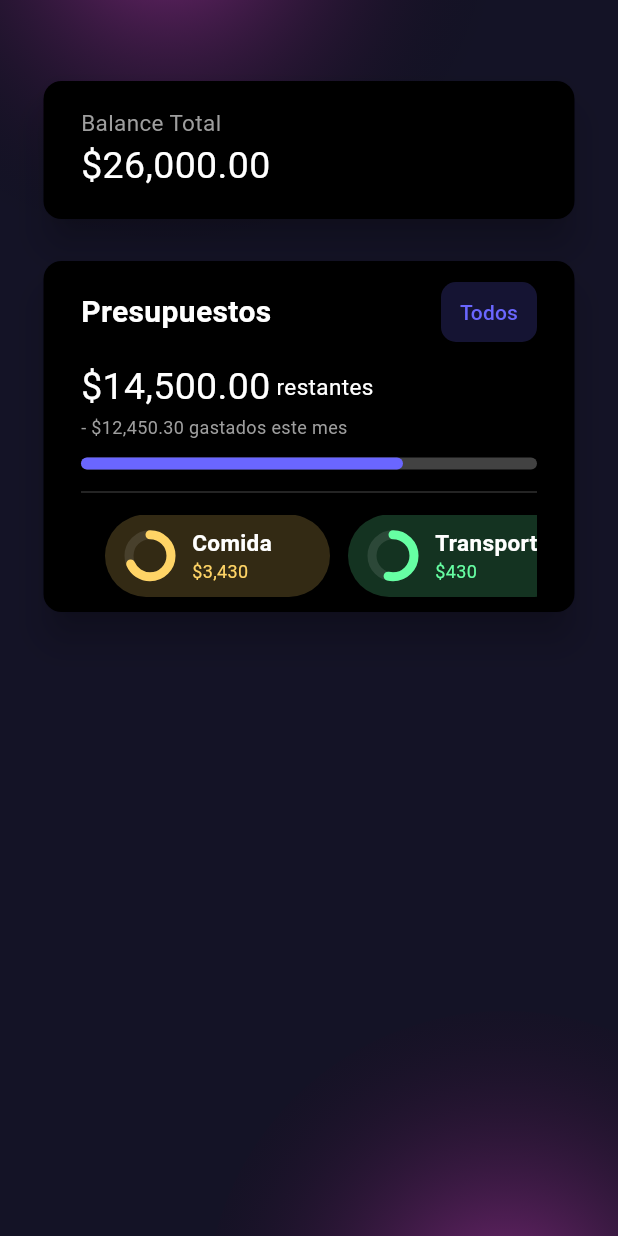
After one commit to FemboyIRL/Finanzas-Lite, a Flutter app: the HomeScreen screen opened directly, after a tap on "Todos", on a phone screen of 412 x 824 dp. The commit adds this screen. Run offline on Flutter 3.47's test engine with Material 3 defaults, Android fonts, the phone set to English and light mode, and no system bars; our stand-ins replace get.

Commit message:
HomePage added(budgetCard and totalBalanceCard)

```diff
--- /dev/null
+++ b/lib/components/budget_info_card.dart
@@ -0,0 +1,102 @@
+import 'dart:math' as math;
+
+import 'package:finanzas_lite/screens/home_screen/resources.dart';
+import 'package:flutter/material.dart';
+
+class BudgetInfoCard extends StatelessWidget {
+  final Budget budget;
+
+  const BudgetInfoCard({super.key, required this.budget});
+
+  @override
+  Widget build(BuildContext context) {
+    // Convierte color hex a Color
+    final Color mainColor = Color(int.parse("0xFF${budget.color}"));
+    final double spent =
+        double.tryParse(budget.currentAmountSpent.replaceAll(",", "")) ?? 0;
+    final double limit = double.tryParse(budget.limit.replaceAll(",", "")) ?? 1;
+    final double progress = (spent / limit).clamp(0.0, 1.0);
+
+    return Container(
+      padding: const EdgeInsets.symmetric(horizontal: 12, vertical: 8),
+      decoration: BoxDecoration(
+        color: mainColor.withOpacity(0.2),
+        borderRadius: BorderRadius.circular(50),
+      ),
+      child: Row(
+        mainAxisAlignment: MainAxisAlignment.start,
+        children: [
+          CustomPaint(
+            size: const Size(36, 36),
+            painter: _CircularBudgetPainter(
+              color: mainColor,
+              progress: progress,
+            ),
+          ),
+          const SizedBox(width: 10),
+          Expanded(
+            child: Column(
+              crossAxisAlignment: CrossAxisAlignment.start,
+              mainAxisAlignment: MainAxisAlignment.center,
+              children: [
+                Text(
+                  budget.name,
+                  overflow: TextOverflow.ellipsis,
+                  style: const TextStyle(
+                    fontSize: 15,
+                    fontWeight: FontWeight.bold,
+                    color: Colors.white,
+                  ),
+                ),
+                Text(
+                  "\$${budget.currentAmountSpent}",
+                  overflow: TextOverflow.ellipsis,
+
+                  style: TextStyle(fontSize: 12, color: mainColor),
+                ),
+              ],
+            ),
+          ),
+        ],
+      ),
+    );
+  }
+}
+
+class _CircularBudgetPainter extends CustomPainter {
+  final Color color;
+  final double progress;
+
+  _CircularBudgetPainter({required this.color, required this.progress});
+
+  @override
+  void paint(Canvas canvas, Size size) {
+    final strokeWidth = 6.0;
+    final rect = Offset.zero & size;
+    final Paint basePaint = Paint()
+      ..color = Colors.white.withOpacity(0.1)
+      ..style = PaintingStyle.stroke
+      ..strokeWidth = strokeWidth;
+
+    final Paint progressPaint = Paint()
+      ..color = color
+      ..style = PaintingStyle.stroke
+      ..strokeCap = StrokeCap.round
+      ..strokeWidth = strokeWidth;
+
+    // Dibuja el fondo
+    canvas.drawArc(rect.deflate(4), 0, 2 * math.pi, false, basePaint);
+
+    // Dibuja el progreso
+    canvas.drawArc(
+      rect.deflate(4),
+      -math.pi / 2,
+      2 * math.pi * progress,
+      false,
+      progressPaint,
+    );
+  }
+
+  @override
+  bool shouldRepaint(CustomPainter oldDelegate) => true;
+}
--- /dev/null
+++ b/lib/components/common_scaffold.dart
@@ -0,0 +1,72 @@
+import 'package:flutter/material.dart';
+
+class CommonScaffold extends StatelessWidget {
+  final Widget body;
+  final PreferredSizeWidget? appBar;
+  final Widget? floatingActionButton;
+
+  const CommonScaffold({
+    super.key,
+    required this.body,
+    this.appBar,
+    this.floatingActionButton,
+  });
+
+  @override
+  Widget build(BuildContext context) {
+    return Scaffold(
+      appBar: appBar,
+      floatingActionButton: floatingActionButton,
+      body: Stack(
+        children: [
+          // Fondo base
+          Container(color: const Color(0xFF141326)),
+
+          // Elipse difuminada inferior derecha
+          Positioned(
+            bottom: -250,
+            right: -125,
+            child: Container(
+              width: 400,
+              height: 400,
+              decoration: const BoxDecoration(
+                shape: BoxShape.circle,
+                gradient: RadialGradient(
+                  colors: [
+                    Color(0x80E840D1), // semitransparente
+                    Colors.transparent,
+                  ],
+                  radius: 0.6,
+                ),
+              ),
+            ),
+          ),
+
+          Positioned(
+            top: -280,
+            right: 50,
+            child: Container(
+              width: 500,
+              height: 450,
+              decoration: const BoxDecoration(
+                shape: BoxShape.rectangle,
+                gradient: RadialGradient(
+                  colors: [
+                    Color(0x80E840D1), // semitransparente
+                    Colors.transparent,
+                  ],
+                ),
+              ),
+            ),
+          ),
+
+          // Contenido principal
+          Padding(
+            padding: const EdgeInsets.symmetric(vertical: 50, horizontal: 25),
+            child: body,
+          ),
+        ],
+      ),
+    );
+  }
+}
--- a/lib/main.dart
+++ b/lib/main.dart
@@ -16,10 +16,26 @@ class FinanzasLiteApp extends StatelessWidget {
       debugShowCheckedModeBanner: false,
       title: 'App para la gestión de finanzas personales',
       theme: ThemeData(
+        textTheme: const TextTheme(
+          headlineLarge: TextStyle(
+            fontSize: 32,
+            fontWeight: FontWeight.bold,
+            color: Colors.white,
+          ),
+          bodyMedium: TextStyle(fontSize: 16, color: Colors.white),
+          labelSmall: TextStyle(fontSize: 12, color: Colors.white),
+        ),
         colorScheme: ColorScheme.fromSwatch(
           primarySwatch: Colors.grey,
           backgroundColor: const Color(0xFF4F4F4F),
           brightness: Brightness.light,
+        ),
+        cardTheme: CardThemeData(
+          color: Colors.black,
+          elevation: 10,
+          shape: RoundedRectangleBorder(
+            borderRadius: BorderRadius.all(Radius.circular(12.0)),
+          ),
         ),
         brightness: Brightness.light,
         scaffoldBackgroundColor: const Color(0xFFFFFFFF),
--- /dev/null
+++ b/lib/models/budget_list_tile.dart
@@ -0,0 +1 @@
+class BudgetListTile {}
--- /dev/null
+++ b/lib/models/info_card.dart
@@ -0,0 +1,8 @@
+import 'package:flutter/material.dart';
+
+class InfoCard {
+  final String name;
+  final String amount;
+  final Widget bar;
+  const InfoCard({required this.name, required this.amount, required this.bar});
+}
--- /dev/null
+++ b/lib/models/select_category_list_tile.dart
@@ -0,0 +1,5 @@
+class SelectCategoryListTile {
+  final String name;
+  final String icon;
+  const SelectCategoryListTile({required this.name, required this.icon});
+}
--- /dev/null
+++ b/lib/models/transaction_list_tile.dart
@@ -0,0 +1,16 @@
+class TransactionListTile {
+  final String name;
+  final String type;
+  final String ammount;
+  final String date;
+  final bool isActive;
+  void Function(void) onDelete;
+  TransactionListTile({
+    required this.name,
+    required this.type,
+    required this.ammount,
+    required this.date,
+    required this.isActive,
+    required this.onDelete,
+  });
+}
--- /dev/null
+++ b/lib/screens/home_screen/resources.dart
@@ -0,0 +1,44 @@
+import 'package:get/get.dart';
+
+class HomeResources extends GetxController {
+  final budgets = <Budget>[
+    Budget(
+      color: "FFD466",
+      name: "Comida",
+      currentAmountSpent: "3,430",
+      limit: "5,000",
+    ),
+    Budget(
+      color: "66FFA3",
+      name: "Transporte",
+      currentAmountSpent: "430",
+      limit: "800",
+    ),
+    Budget(
+      color: "3DB9FF",
+      name: "Salud",
+      currentAmountSpent: "3000",
+      limit: "5,000",
+    ),
+    Budget(
+      color: "FFD466",
+      name: "Vida Diaría DEL PEPE Y ETE SECH",
+      currentAmountSpent: "2500",
+      limit: "5,000",
+    ),
+  ];
+}
+
+class Budget {
+  final String color;
+  final String name;
+  final String limit;
+  final String currentAmountSpent;
+
+  const Budget({
+    required this.color,
+    required this.name,
+    required this.currentAmountSpent,
+    required this.limit,
+  });
+}
--- /dev/null
+++ b/lib/screens/home_screen/screen.dart
@@ -0,0 +1,159 @@
+import 'package:finanzas_lite/components/budget_info_card.dart';
+import 'package:finanzas_lite/components/common_scaffold.dart';
+import 'package:finanzas_lite/screens/home_screen/state.dart';
+import 'package:flutter/material.dart';
+import 'package:get/get.dart';
+
+class HomeScreen extends StatelessWidget {
+  const HomeScreen({super.key});
+
+  @override
+  Widget build(BuildContext context) {
+    return GetBuilder<HomeState>(
+      init: HomeState(),
+      builder: (state) => CommonScaffold(
+        body: SizedBox(
+          width: double.infinity,
+          child: Column(
+            mainAxisAlignment: MainAxisAlignment.start,
+            children: [
+              _totalBalanceCard(),
+              SizedBox.square(dimension: 20),
+              _budgetCard(state),
+            ],
+          ),
+        ),
+      ),
+    );
+  }
+
+  SizedBox _budgetCard(HomeState state) {
+    // valores de prueba
+    double total = 14500;
+    double gasto = 12450.30;
+    double progreso = gasto / total; // porcentaje gastado
+
+    return SizedBox(
+      child: Card(
+        child: Padding(
+          padding: const EdgeInsets.symmetric(vertical: 10, horizontal: 25),
+          child: Column(
+            crossAxisAlignment: CrossAxisAlignment.start,
+            children: [
+              // Texto
+              Row(
+                mainAxisAlignment: MainAxisAlignment.spaceBetween,
+                children: [
+                  const Text(
+                    "Presupuestos",
+                    style: TextStyle(
+                      fontSize: 20,
+                      fontWeight: FontWeight.bold,
+                      color: Colors.white,
+                    ),
+                  ),
+                  ElevatedButton(
+                    onPressed: () {},
+                    style: ButtonStyle(
+                      backgroundColor: WidgetStateProperty.all(
+                        const Color(0x806A66FF).withOpacity(0.2),
+                      ),
+                      shape: WidgetStateProperty.all(
+                        RoundedRectangleBorder(
+                          borderRadius: BorderRadius.circular(10),
+                        ),
+                      ),
+                      padding: WidgetStateProperty.all(
+                        const EdgeInsets.symmetric(horizontal: 10, vertical: 4),
+                      ),
+                    ),
+                    child: const Text(
+                      "Todos",
+                      style: TextStyle(fontSize: 14, color: Color(0xFF6A66FF)),
+                    ),
+                  ),
+                ],
+              ),
+              const SizedBox(height: 8),
+              Row(
+                children: const [
+                  Text("\$14,500.00", style: TextStyle(fontSize: 25)),
+                  Text(" restantes", style: TextStyle(fontSize: 15)),
+                ],
+              ),
+              const Text(
+                "- \$12,450.30 gastados este mes",
+                style: TextStyle(fontSize: 12, color: Colors.grey),
+              ),
+              const SizedBox(height: 12),
+
+              // Barra de gastos vs restante
+              Stack(
+                children: [
+                  Container(
+                    height: 8,
+                    width: double.infinity,
+                    decoration: BoxDecoration(
+                      color: Colors.grey.shade800,
+                      borderRadius: BorderRadius.circular(5),
+                    ),
+                  ),
+                  Container(
+                    height: 8,
+                    width: progreso.clamp(0.0, 1.0) * 250,
+                    decoration: BoxDecoration(
+                      color: const Color(0xFF6A66FF),
+                      borderRadius: BorderRadius.circular(5),
+                    ),
+                  ),
+                ],
+              ),
+
+              Divider(height: 30, color: Colors.grey.withOpacity(0.3)),
+
+              SizedBox(
+                height: 55,
+                child: ListView.builder(
+                  scrollDirection: Axis.horizontal,
+                  itemCount: state.budgets.length,
+                  padding: const EdgeInsets.symmetric(horizontal: 16),
+                  itemBuilder: (context, index) {
+                    final budget = state.budgets[index];
+                    return Container(
+                      width: 150,
+                      margin: const EdgeInsets.only(right: 12),
+                      child: BudgetInfoCard(budget: budget),
+                    );
+                  },
+                ),
+              ),
+            ],
+          ),
+        ),
+      ),
+    );
+  }
+
+  SizedBox _totalBalanceCard() {
+    return SizedBox(
+      width: double.infinity,
+      height: 100,
+      child: Card(
+        child: Padding(
+          padding: const EdgeInsets.symmetric(vertical: 10, horizontal: 25),
+          child: Column(
+            mainAxisAlignment: MainAxisAlignment.center,
+            crossAxisAlignment: CrossAxisAlignment.start,
+            children: [
+              Text(
+                "Balance Total",
+                style: TextStyle(color: Colors.grey, fontSize: 15),
+              ),
+              Text("\$26,000.00", style: TextStyle(fontSize: 25)),
+            ],
+          ),
+        ),
+      ),
+    );
+  }
+}
--- /dev/null
+++ b/lib/screens/home_screen/state.dart
@@ -0,0 +1,3 @@
+import 'package:finanzas_lite/screens/home_screen/resources.dart';
+
+class HomeState extends HomeResources {}
--- a/lib/screens/welcome_screen/screen.dart
+++ b/lib/screens/welcome_screen/screen.dart
@@ -54,7 +54,7 @@ class WelcomeScreen extends StatelessWidget {
                           child: Column(
                             mainAxisAlignment: MainAxisAlignment.center,
                             children: [
-                              // Imagen SVG
+                              // Imagen
                               Image.asset(
                                 step.icon,
                                 height: 220,
--- a/lib/screens/welcome_screen/state.dart
+++ b/lib/screens/welcome_screen/state.dart
@@ -1,4 +1,5 @@
 import 'package:finanzas_lite/models/welcome_page_model.dart';
+import 'package:finanzas_lite/screens/home_screen/screen.dart';
 import 'package:flutter/material.dart';
 import 'package:get/get.dart';
 
@@ -36,7 +37,11 @@ class WelcomeState extends GetxController {
         curve: Curves.easeInOut,
       );
     } else {
-      Get.offAllNamed('/home');
+      Navigator.of(Get.context!).push(
+        MaterialPageRoute(
+          builder: (BuildContext context) => const HomeScreen(),
+        ),
+      );
     }
   }
 
```
